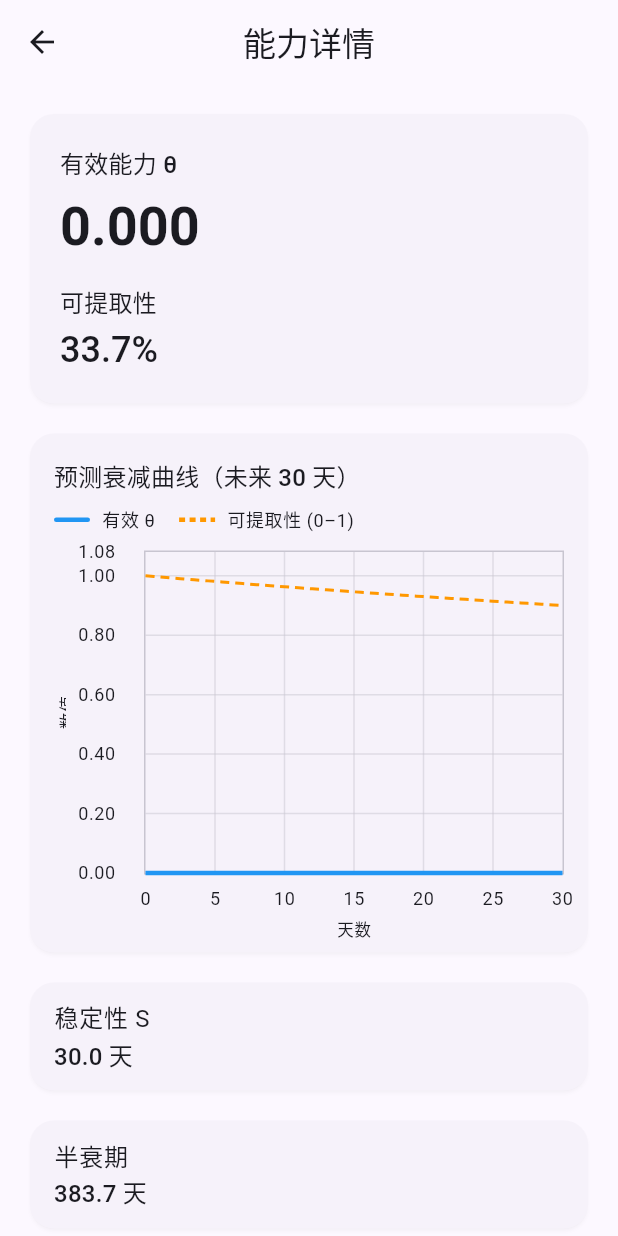
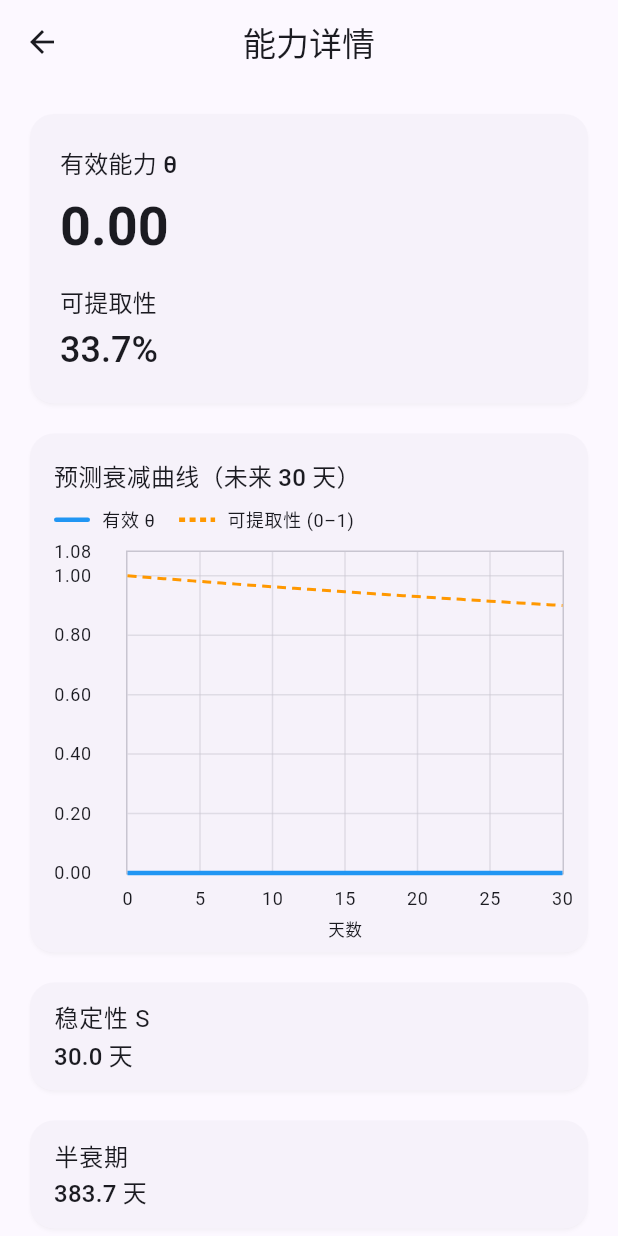
Before and after one commit to Jurmean/AI_memory, a Flutter app: the screen it shows after launch, after a tap on "有效能力 θ", on a phone screen of 412 x 824 dp. Run offline on Flutter 3.47's test engine with Material 3 defaults, Android fonts, the phone set to English and light mode, and no system bars; drawn by our look-alikes of fl_chart; our stand-ins replace dio, flutter_markdown, flutter_riverpod, shared_preferences, sqflite; accounts and stored records are empty.

Commit message:
纯前端最终版

```diff
--- a/lib/features/ability/ability_detail_page.dart
+++ b/lib/features/ability/ability_detail_page.dart
@@ -103,7 +103,7 @@ class _AbilityDetailBody extends StatelessWidget {
                   ),
                   const SizedBox(height: 8),
                   Text(
-                    effective.toStringAsFixed(3),
+                    effective.toStringAsFixed(2),
                     style: theme.textTheme.displaySmall?.copyWith(
                       fontWeight: FontWeight.w600,
                     ),
@@ -197,20 +197,16 @@ class _AbilityDetailBody extends StatelessWidget {
                           leftTitles: AxisTitles(
                             sideTitles: SideTitles(
                               showTitles: true,
-                              reservedSize: 44,
+                              reservedSize: 48,
                               getTitlesWidget: (value, meta) {
-                                return Text(
-                                  value.toStringAsFixed(2),
-                                  style: theme.textTheme.bodySmall,
+                                return Padding(
+                                  padding: const EdgeInsets.only(right: 6),
+                                  child: Text(
+                                    value.toStringAsFixed(2),
+                                    style: theme.textTheme.bodySmall,
+                                  ),
                                 );
                               },
-                            ),
-                            axisNameWidget: Padding(
-                              padding: const EdgeInsets.only(bottom: 8),
-                              child: Text(
-                                '数值',
-                                style: theme.textTheme.labelSmall,
-                              ),
                             ),
                           ),
                           topTitles: const AxisTitles(
@@ -249,7 +245,7 @@ class _AbilityDetailBody extends StatelessWidget {
                               return touchedSpots.map((s) {
                                 final label = s.barIndex == 0 ? 'θ' : 'R';
                                 return LineTooltipItem(
-                                  '$label: ${s.y.toStringAsFixed(3)}',
+                                  '$label: ${s.y.toStringAsFixed(2)}',
                                   theme.textTheme.bodySmall!.copyWith(
                                     color: theme.colorScheme.onInverseSurface,
                                   ),
--- a/lib/features/home/home_page.dart
+++ b/lib/features/home/home_page.dart
@@ -770,6 +770,22 @@ class _PredictedThetaChart extends StatelessWidget {
               LineChartData(
                 minY: minY - pad,
                 maxY: maxY + pad,
+                lineTouchData: LineTouchData(
+                  touchTooltipData: LineTouchTooltipData(
+                    getTooltipItems: (touchedSpots) {
+                      return touchedSpots.map((spot) {
+                        return LineTooltipItem(
+                          'D${spot.x.toInt()}  θ=${spot.y.toStringAsFixed(2)}',
+                          const TextStyle(
+                            color: Colors.white,
+                            fontWeight: FontWeight.w600,
+                            fontSize: 12,
+                          ),
+                        );
+                      }).toList();
+                    },
+                  ),
+                ),
                 gridData: FlGridData(
                   show: true,
                   drawVerticalLine: false,
@@ -788,9 +804,9 @@ class _PredictedThetaChart extends StatelessWidget {
                   leftTitles: AxisTitles(
                     sideTitles: SideTitles(
                       showTitles: true,
-                      reservedSize: 36,
+                      reservedSize: 44,
                       getTitlesWidget: (v, m) => Text(
-                        v.toStringAsFixed(1),
+                        v.toStringAsFixed(2),
                         style: TextStyle(
                           fontSize: 10,
                           color: cs.onSurfaceVariant,
--- a/lib/features/question_bank/import_page.dart
+++ b/lib/features/question_bank/import_page.dart
@@ -104,6 +104,9 @@ class _ImportPageState extends ConsumerState<ImportPage> {
     final custom = ref.read(llmSettingsProvider).customQuestionPrompt;
     final client = ref.read(llmClientProvider);
     final service = QuestionStructureService(client);
+    final db = ref.read(databaseProvider);
+    final existingKps = await db.getAllKnowledgePoints();
+    final existingKpNames = existingKps.map((kp) => kp.name).toList();
 
     try {
       final result = await service
@@ -111,6 +114,7 @@ class _ImportPageState extends ConsumerState<ImportPage> {
             raw,
             profileContext: profileContext,
             customPrompt: custom.isEmpty ? null : custom,
+            existingKnowledgePoints: existingKpNames,
           )
           .timeout(
             const Duration(minutes: 3),
```
Also changed, not shown: lib/features/diagnosis/report_detail_page.dart (+35 -2 lines), lib/llm/prompts/diagnosis_prompt.dart (+23 -3 lines), lib/llm/prompts/question_structure_prompt.dart (+14 -4 lines), lib/llm/services/question_structure_service.dart (+12 -4 lines).
